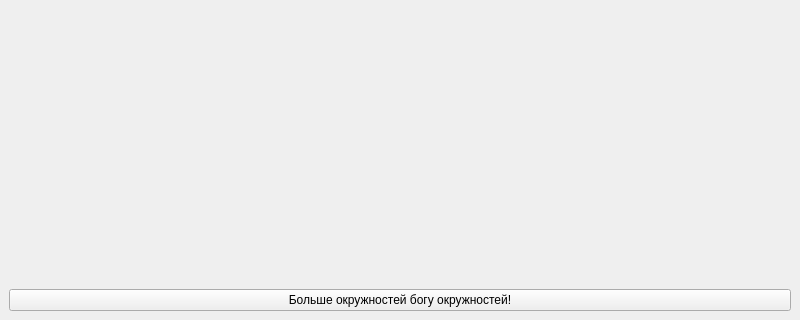
Above: UI.ui from lord-of-nothing/circles before the change; both pictures show x 0 to 800 and y 280 to 600 of the 800 by 600 pixel window. Below: the same form after it.
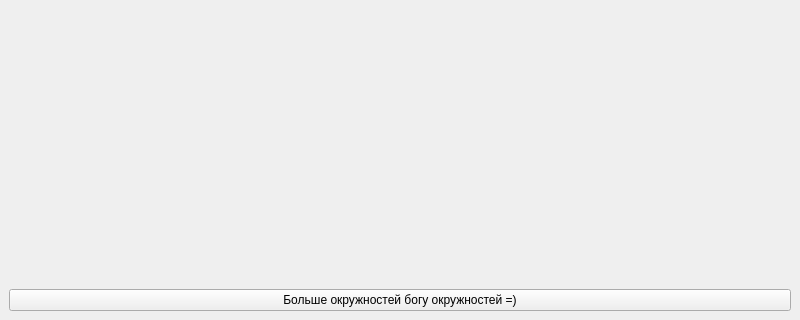
That is the form after the change.

Commit message: Решена задача "Git и жёлтые окружности"

Patch:
```diff
--- a/UI.ui
+++ b/UI.ui
@@ -18,7 +18,7 @@
     <item alignment="Qt::AlignBottom">
      <widget class="QPushButton" name="button">
       <property name="text">
-       <string>Больше окружностей богу окружностей!</string>
+       <string>Больше окружностей богу окружностей =)</string>
       </property>
      </widget>
     </item>
```
The commit also changes 1 other file.
